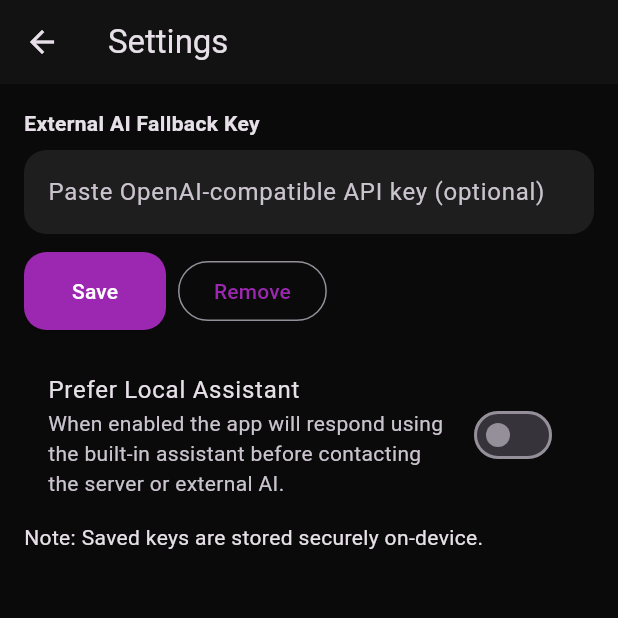
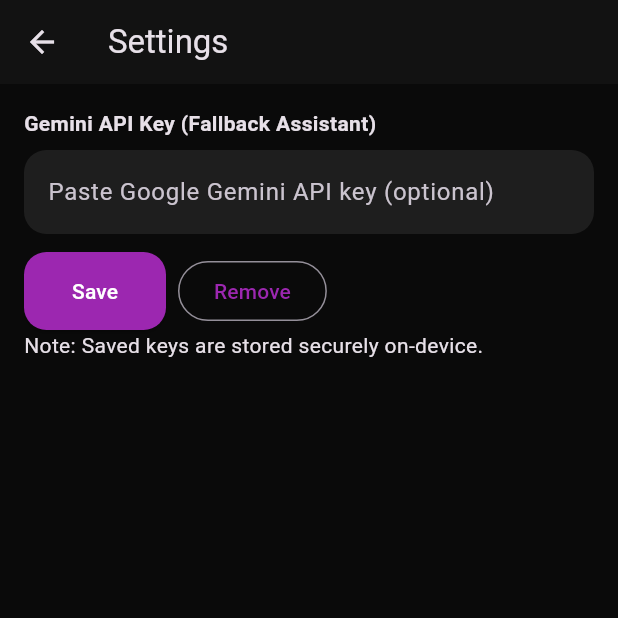
Before and after one commit to yahya-arhoune/Assistant-therapeutique, a Flutter app: the SettingsScreen screen opened directly, on a phone screen of 412 x 824 dp, the top half of it. Run offline on Flutter 3.47's test engine with Material 3 defaults, Android fonts, the phone set to English and light mode, and no system bars; our stand-ins replace flutter_secure_storage, shared_preferences; accounts and stored records are empty.

Commit message:
fixet some issues related to the ai assistant

```diff
--- a/thera_frontend/lib/config/secret.dart
+++ b/thera_frontend/lib/config/secret.dart
@@ -1,8 +1,10 @@
-// WARNING: This file contains your API key in plaintext.
-// Consider storing secrets in secure storage for production.
+// WARNING: This file contains an API key in plaintext.
+// For production, prefer storing secrets in secure storage or using
+// runtime configuration (CI/CD secrets, --dart-define, etc.).
 
-const String FALLBACK_AI_API_KEY =
-    "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";
+// Google AI Studio / Gemini API key
+const String FALLBACK_AI_API_KEY = 'AIzaSyD7lKIqO9Qmhzm4aQ-iOLVwALoUCGQCdmE';
 
-// Fallback AI endpoint compatible with OpenAI Chat Completions
-const String FALLBACK_AI_URL = 'https://api.openai.com/v1/chat/completions';
+// Gemini REST endpoint (key is provided as a query param)
+const String FALLBACK_AI_URL =
+    'https://generativelanguage.googleapis.com/v1beta/models/gemini-1.5-flash:generateContent';
--- a/thera_frontend/lib/screens/chat_screen.dart
+++ b/thera_frontend/lib/screens/chat_screen.dart
@@ -73,7 +73,7 @@
                           Padding(
                             padding: const EdgeInsets.only(bottom: 6.0),
                             child: Text(
-                              'Offline reply',
+                              'Fallback reply',
                               style: TextStyle(
                                 fontSize: 11,
                                 color: Colors.orange.withAlpha(
@@ -152,9 +152,7 @@
                           if (!context.mounted) return;
                           ScaffoldMessenger.of(context).showSnackBar(
                             const SnackBar(
-                              content: Text(
-                                'Assistant is offline — showing a fallback reply.',
-                              ),
+                              content: Text('Using fallback assistant.'),
                             ),
                           );
                         }
@@ -173,9 +171,7 @@
                         if (!context.mounted) return;
                         ScaffoldMessenger.of(context).showSnackBar(
                           const SnackBar(
-                            content: Text(
-                              'Assistant is offline — showing a fallback reply.',
-                            ),
+                            content: Text('Could not reach assistant.'),
                           ),
                         );
                       }
--- a/thera_frontend/lib/screens/settings_screen.dart
+++ b/thera_frontend/lib/screens/settings_screen.dart
@@ -11,7 +11,6 @@
 class _SettingsScreenState extends State<SettingsScreen> {
   final _controller = TextEditingController();
   bool _loading = true;
-  bool _preferLocal = false;
 
   @override
   void initState() {
@@ -22,10 +21,8 @@
   Future<void> _load() async {
     final k = await SecureStorageService.getFallbackApiKey();
     if (k != null) _controller.text = k;
-    final p = await SecureStorageService.getPreferLocalAssistant();
     setState(() {
       _loading = false;
-      _preferLocal = p;
     });
   }
 
@@ -39,7 +36,7 @@
           crossAxisAlignment: CrossAxisAlignment.start,
           children: [
             const Text(
-              'External AI Fallback Key',
+              'Gemini API Key (Fallback Assistant)',
               style: TextStyle(fontWeight: FontWeight.bold),
             ),
             const SizedBox(height: 8),
@@ -47,7 +44,7 @@
               controller: _controller,
               decoration: const InputDecoration(
                 border: OutlineInputBorder(),
-                hintText: 'Paste OpenAI-compatible API key (optional)',
+                hintText: 'Paste Google Gemini API key (optional)',
               ),
             ),
             const SizedBox(height: 12),
@@ -85,22 +82,6 @@
                 ),
               ],
             ),
-            const SizedBox(height: 20),
-            SwitchListTile(
-              title: const Text('Prefer Local Assistant'),
-              subtitle: const Text(
-                'When enabled the app will respond using the built-in assistant before contacting the server or external AI.',
-              ),
-              value: _preferLocal,
-              onChanged: _loading
-                  ? null
-                  : (v) async {
-                      await SecureStorageService.setPreferLocalAssistant(v);
-                      if (!mounted) return;
-                      setState(() => _preferLocal = v);
-                    },
-            ),
-            const SizedBox(height: 8),
             const Text('Note: Saved keys are stored securely on-device.'),
           ],
         ),
--- a/thera_frontend/lib/services/secure_storage_service.dart
+++ b/thera_frontend/lib/services/secure_storage_service.dart
@@ -25,18 +25,4 @@
     }
     await _storage.delete(key: _fallbackKey);
   }
-
-  // Preference: whether to prefer local assistant responses
-  static const _preferLocalKey = 'prefer_local_assistant_v1';
-
-  static Future<void> setPreferLocalAssistant(bool prefer) async {
-    if (kIsWeb) return;
-    await _storage.write(key: _preferLocalKey, value: prefer ? '1' : '0');
-  }
-
-  static Future<bool> getPreferLocalAssistant() async {
-    if (kIsWeb) return false;
-    final v = await _storage.read(key: _preferLocalKey);
-    return v == '1';
-  }
 }
```
Also changed, not shown: thera_frontend/lib/main.dart (+0 -7 lines), thera_frontend/lib/services/chat_service.dart (+147 -100 lines).
